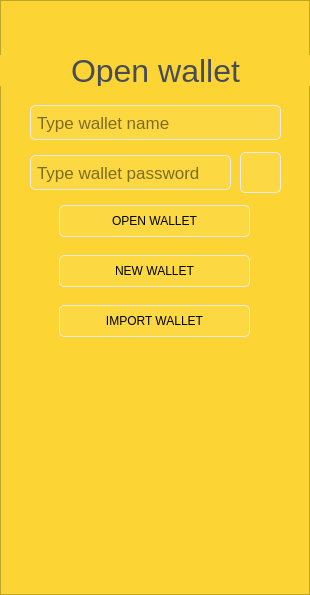
First picture: the form in page/accountManagement/pageopenwallet.ui, repository LYRA-Block-Lattice/LyraWalletManager, before the edit.
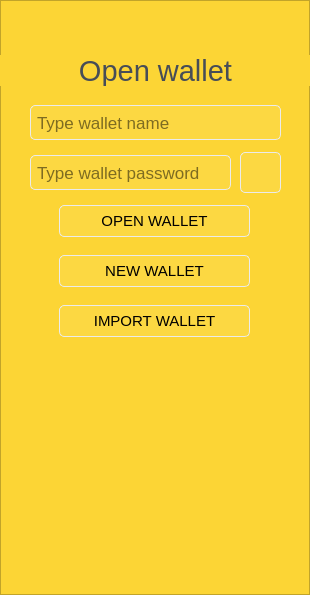
Second picture: the form after the edit. Icons and pictures are not drawn.

```diff
--- a/page/accountManagement/pageopenwallet.ui
+++ b/page/accountManagement/pageopenwallet.ui
@@ -174,7 +174,7 @@
     </property>
     <property name="font">
      <font>
-      <pointsize>24</pointsize>
+      <pointsize>22</pointsize>
      </font>
     </property>
     <property name="styleSheet">
@@ -199,6 +199,11 @@
       <height>32</height>
      </rect>
     </property>
+    <property name="font">
+     <font>
+      <pointsize>11</pointsize>
+     </font>
+    </property>
     <property name="tabletTracking">
      <bool>true</bool>
     </property>
@@ -235,6 +240,11 @@
       <height>32</height>
      </rect>
     </property>
+    <property name="font">
+     <font>
+      <pointsize>11</pointsize>
+     </font>
+    </property>
     <property name="tabletTracking">
      <bool>true</bool>
     </property>
@@ -271,6 +281,11 @@
       <height>32</height>
      </rect>
     </property>
+    <property name="font">
+     <font>
+      <pointsize>11</pointsize>
+     </font>
+    </property>
     <property name="tabletTracking">
      <bool>true</bool>
     </property>
```
Left out of the diff: 8 changed lines with no effect on the pictures.
